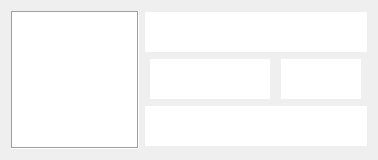
This is dishbox.ui in PKUCodeProjPractice/PKUDish as Qt 5 draws it before an edit. The edited form follows.
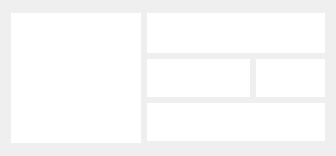
This is the edited form.

```diff
--- a/dishbox.ui
+++ b/dishbox.ui
@@ -6,8 +6,8 @@
    <rect>
     <x>0</x>
     <y>0</y>
-    <width>378</width>
-    <height>160</height>
+    <width>336</width>
+    <height>156</height>
    </rect>
   </property>
   <property name="sizePolicy">
@@ -24,21 +24,15 @@
     <layout class="QVBoxLayout" name="verticalLayout">
      <item>
       <widget class="QTextBrowser" name="textBrowser">
-       <property name="minimumSize">
-        <size>
-         <width>200</width>
-         <height>40</height>
-        </size>
-       </property>
        <property name="maximumSize">
         <size>
-         <width>240</width>
+         <width>16777215</width>
          <height>40</height>
         </size>
        </property>
        <property name="font">
         <font>
-         <pointsize>18</pointsize>
+         <pointsize>17</pointsize>
          <bold>true</bold>
         </font>
        </property>
@@ -51,16 +45,16 @@
       <layout class="QHBoxLayout" name="horizontalLayout_2">
        <item>
         <widget class="QTextBrowser" name="canteen">
-         <property name="minimumSize">
-          <size>
-           <width>120</width>
-           <height>40</height>
-          </size>
+         <property name="sizePolicy">
+          <sizepolicy hsizetype="Expanding" vsizetype="Expanding">
+           <horstretch>3</horstretch>
+           <verstretch>0</verstretch>
+          </sizepolicy>
          </property>
          <property name="maximumSize">
           <size>
-           <width>120</width>
-           <height>40</height>
+           <width>16777215</width>
+           <height>38</height>
           </size>
          </property>
          <property name="font">
@@ -78,16 +72,16 @@
          <property name="enabled">
           <bool>true</bool>
          </property>
-         <property name="minimumSize">
-          <size>
-           <width>80</width>
-           <height>40</height>
-          </size>
+         <property name="sizePolicy">
+          <sizepolicy hsizetype="Expanding" vsizetype="Expanding">
+           <horstretch>2</horstretch>
+           <verstretch>0</verstretch>
+          </sizepolicy>
          </property>
          <property name="maximumSize">
           <size>
-           <width>80</width>
-           <height>40</height>
+           <width>16777215</width>
+           <height>38</height>
           </size>
          </property>
          <property name="font">
@@ -107,16 +101,16 @@
      </item>
      <item>
       <widget class="QTextBrowser" name="tags">
-       <property name="minimumSize">
-        <size>
-         <width>200</width>
-         <height>40</height>
-        </size>
+       <property name="sizePolicy">
+        <sizepolicy hsizetype="Expanding" vsizetype="Expanding">
+         <horstretch>0</horstretch>
+         <verstretch>0</verstretch>
+        </sizepolicy>
        </property>
        <property name="maximumSize">
         <size>
-         <width>240</width>
-         <height>40</height>
+         <width>16777215</width>
+         <height>38</height>
         </size>
        </property>
        <property name="font">
@@ -141,18 +135,36 @@
      </property>
      <property name="minimumSize">
       <size>
-       <width>128</width>
-       <height>138</height>
+       <width>130</width>
+       <height>130</height>
       </size>
      </property>
      <property name="maximumSize">
       <size>
-       <width>128</width>
-       <height>138</height>
+       <width>130</width>
+       <height>130</height>
       </size>
      </property>
      <property name="frameShape">
-      <enum>QFrame::Box</enum>
+      <enum>QFrame::NoFrame</enum>
+     </property>
+     <property name="frameShadow">
+      <enum>QFrame::Sunken</enum>
+     </property>
+     <property name="lineWidth">
+      <number>0</number>
+     </property>
+     <property name="verticalScrollBarPolicy">
+      <enum>Qt::ScrollBarAlwaysOff</enum>
+     </property>
+     <property name="horizontalScrollBarPolicy">
+      <enum>Qt::ScrollBarAlwaysOff</enum>
+     </property>
+     <property name="sizeAdjustPolicy">
+      <enum>QAbstractScrollArea::AdjustToContents</enum>
+     </property>
+     <property name="interactive">
+      <bool>false</bool>
      </property>
     </widget>
    </item>
```
